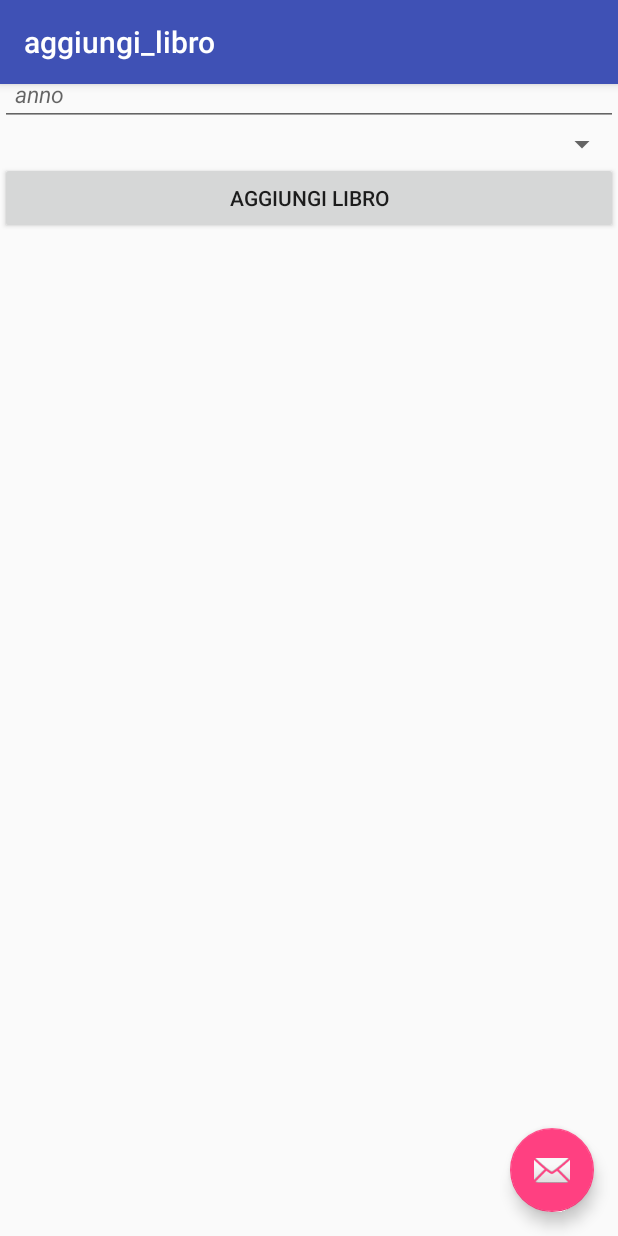
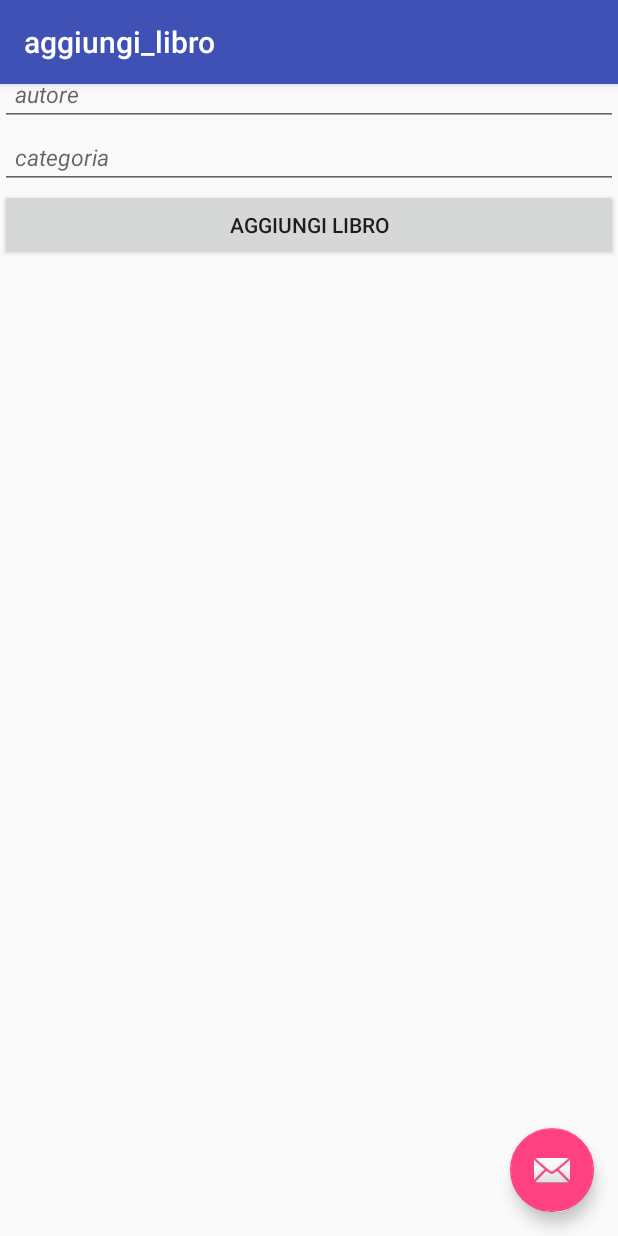
Before and after one commit to Colo27/BibliotecaUni, an Android app: the aggiungi_libro screen opened directly, with no data from a screen before it, on a phone screen of 412 x 824 dp. Run offline under Robolectric (Android 15) with nearby library versions, the phone set to English and light mode, and no system bars; 1 statement that could not run was skipped.

```diff
--- a/app/src/main/AndroidManifest.xml
+++ b/app/src/main/AndroidManifest.xml
@@ -24,7 +24,7 @@
             </intent-filter>
         </activity>
 
-
+        <!-- una volta funzionava tutto porcacciodd** -->
         <activity android:name=".MainActivity" />
         <activity android:name=".Cerca" />
         <activity android:name=".InfoGenerali"
--- a/app/src/main/java/com/example/guest/gestionebiblioteca/Cerca.java
+++ b/app/src/main/java/com/example/guest/gestionebiblioteca/Cerca.java
@@ -2,6 +2,9 @@ package com.example.guest.gestionebiblioteca;
 
 import android.support.v7.app.AppCompatActivity;
 import android.os.Bundle;
+import android.view.Menu;
+import android.view.MenuItem;
+import android.widget.SearchView;
 
 public class Cerca extends AppCompatActivity {
 
@@ -9,5 +12,6 @@ public class Cerca extends AppCompatActivity {
     protected void onCreate(Bundle savedInstanceState) {
         super.onCreate(savedInstanceState);
         setContentView(R.layout.activity_cerca);
+
+        }
     }
-}
--- a/app/src/main/res/layout/content_aggiungi_libro.xml
+++ b/app/src/main/res/layout/content_aggiungi_libro.xml
@@ -20,10 +20,10 @@
 
 
     <EditText
-        android:id="@+id/ed_anno"
+        android:id="@+id/ed_autore"
         android:layout_width="match_parent"
         android:layout_height="wrap_content"
-        android:hint="anno"
+        android:hint="autore"
         android:paddingLeft="10dp"
         android:paddingRight="10dp"
         android:textColor="@color/colorPrimaryDark"
@@ -31,7 +31,7 @@
         android:textStyle="italic" />
 
 
-    <Spinner
+    <EditText
         android:layout_width="match_parent"
         android:layout_height="wrap_content"
         android:id="@+id/ed_categoria"
@@ -39,7 +39,8 @@
         android:paddingLeft="10dp"
         android:paddingRight="10dp"
         android:textColor="@color/colorPrimaryDark"
-        android:textSize="15sp"/>
+        android:textSize="15sp"
+        android:textStyle="italic"/>
 
 
     <Button
```
Also changed, not shown: app/src/main/res/layout/activity_cerca.xml (+9 -7 lines).
